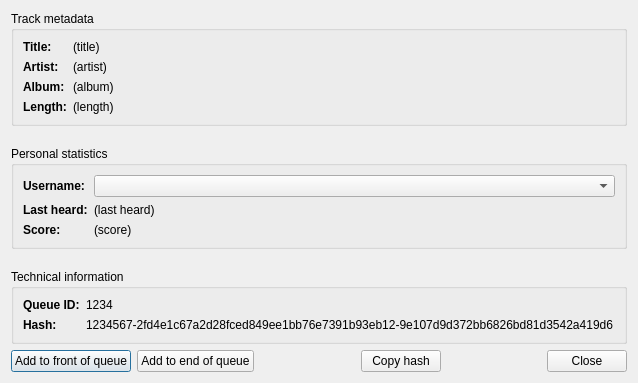
Above: src/gui-remote/trackinfodialog.ui from hyperquantum/PMP before the change. Below: the same form after it.
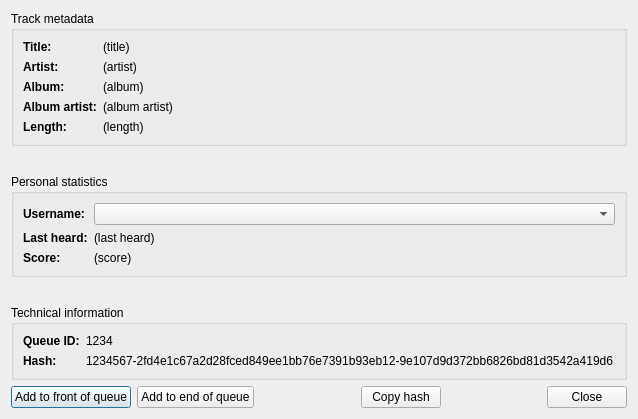
That is the form after the change.

Commit message:
Add support for album artist
For MP3 files, album artist is read from the TPE2 frame of the ID3v2
tag.

The desktop client will display album artist in the "track info"
dialog. Album artist is hidden in that dialog if connected to an older
server that does not support album artist.

The hash tool will print album artist between album and comment.

During development I have noticed that most of my music files do not
contain album artist information. Exact Audio Copy does not seem to
add it by default.

The edit to the form file:
```diff
--- a/src/gui-remote/trackinfodialog.ui
+++ b/src/gui-remote/trackinfodialog.ui
@@ -7,7 +7,7 @@
     <x>0</x>
     <y>0</y>
     <width>638</width>
-    <height>383</height>
+    <height>419</height>
    </rect>
   </property>
   <property name="windowTitle">
@@ -71,7 +71,7 @@
         </property>
        </widget>
       </item>
-      <item row="3" column="0">
+      <item row="4" column="0">
        <widget class="QLabel" name="lengthLabel">
         <property name="styleSheet">
          <string notr="true">font-weight: bold</string>
@@ -81,13 +81,30 @@
         </property>
        </widget>
       </item>
-      <item row="3" column="1">
+      <item row="4" column="1">
        <widget class="QLabel" name="lengthValueLabel">
         <property name="text">
          <string>(length)</string>
         </property>
        </widget>
       </item>
+      <item row="3" column="0">
+       <widget class="QLabel" name="albumArtistLabel">
+        <property name="styleSheet">
+         <string notr="true">font-weight: bold</string>
+        </property>
+        <property name="text">
+         <string>Album artist:</string>
+        </property>
+       </widget>
+      </item>
+      <item row="3" column="1">
+       <widget class="QLabel" name="albumArtistValueLabel">
+        <property name="text">
+         <string>(album artist)</string>
+        </property>
+       </widget>
+      </item>
      </layout>
     </widget>
    </item>
```
The commit also changes 23 other files.
